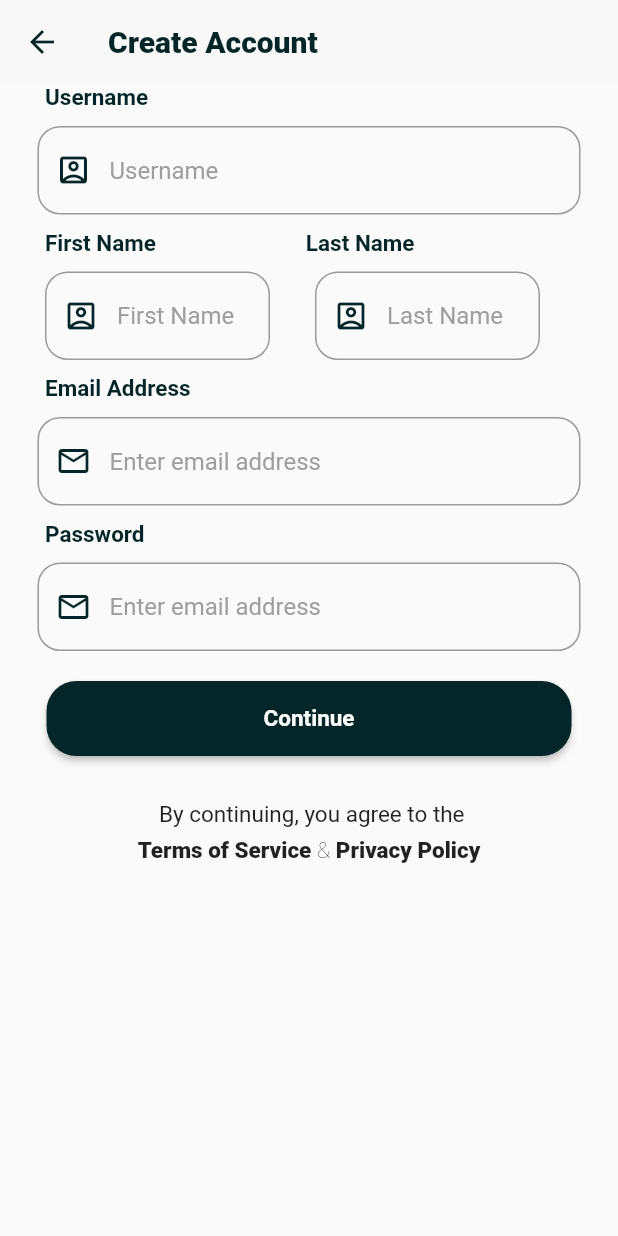
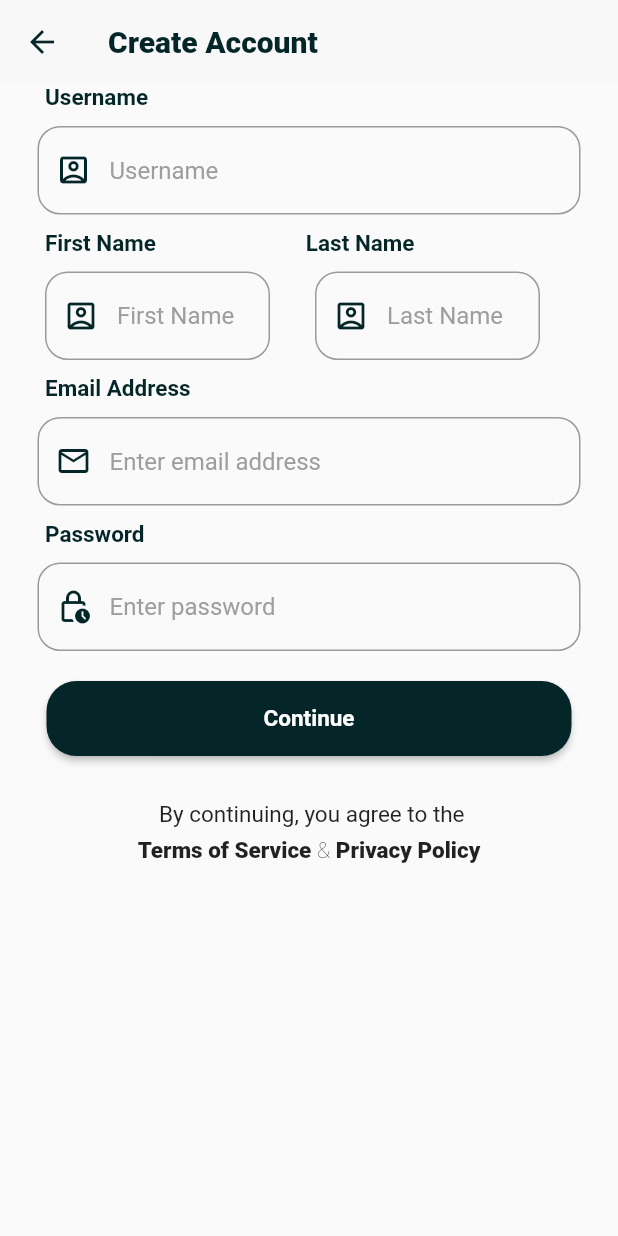
Before and after one commit to Flutter-GG/HW-1, a Flutter app: the SignupScreen screen opened directly, on a phone screen of 412 x 824 dp. Run offline on Flutter 3.47's test engine with Material 2 defaults, Android fonts, the phone set to English and light mode, and no system bars.

Commit message:
fix some bugs 2

```diff
--- a/lib/views/signup_screen.dart
+++ b/lib/views/signup_screen.dart
@@ -126,9 +126,9 @@ class SignupScreen extends StatelessWidget {
                   padding: const EdgeInsets.only(top: 10, bottom: 10),
                   width: MediaQuery.of(context).size.width - 50,
                   child: const CustomTextFormField(
-                    hintText: "Enter email address",
-                    icon: Icons.email_outlined,
-                  )),
+                      obscureText: true,
+                      hintText: "Enter password",
+                      icon: Icons.lock_clock_outlined)),
             ),
             Center(
                 child: Container(
--- a/lib/widget/formfield_widget.dart
+++ b/lib/widget/formfield_widget.dart
@@ -8,6 +8,7 @@ class CustomTextFormField extends StatelessWidget {
     this.iconColor,
     required this.icon,
     this.isPassword = false,
+    this.obscureText = false,
   });
 
   final Color? hintColor;
@@ -15,10 +16,12 @@ class CustomTextFormField extends StatelessWidget {
   final Color? iconColor;
   final IconData icon;
   final bool isPassword;
+  final bool obscureText;
 
   @override
   Widget build(BuildContext context) {
     return TextFormField(
+        obscureText: obscureText,
         decoration: InputDecoration(
             hintText: hintText,
             hintStyle: TextStyle(color: hintColor),
```
